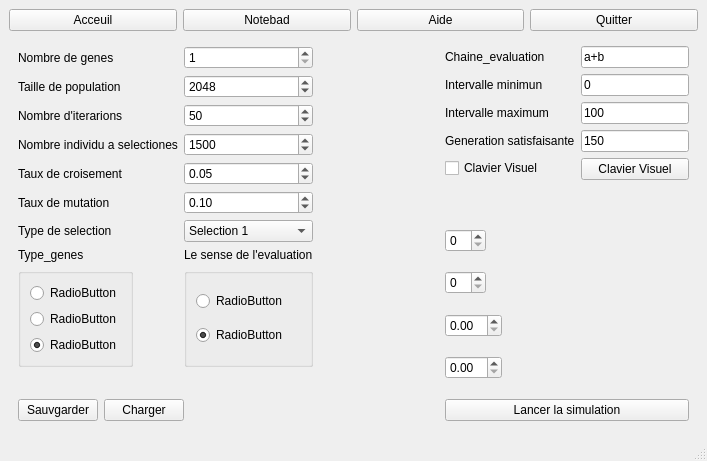
The window that AlgorithmeGenetique/OP/modelisationprblm.ui (AlgorithmeGenetiqueGenerique/Projet) describes before a commit, drawn with Qt 5.
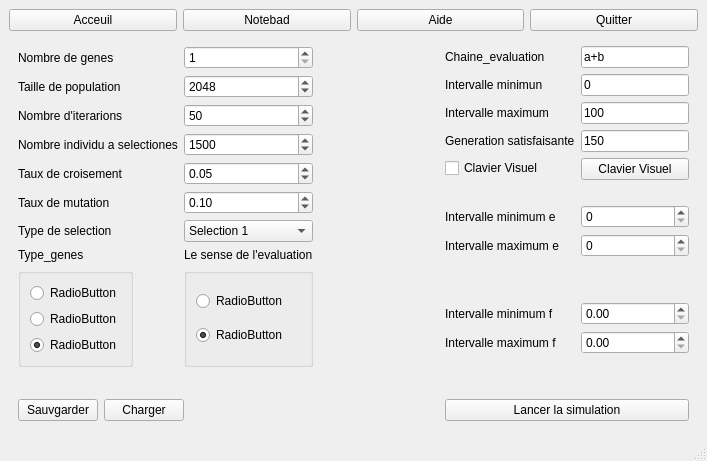
The same window after the commit.

Commit message: Ajouter les spin box pour les intervals

What changed in the file:
```diff
--- a/AlgorithmeGenetique/OP/modelisationprblm.ui
+++ b/AlgorithmeGenetique/OP/modelisationprblm.ui
@@ -161,10 +161,7 @@
             </property>
            </spacer>
           </item>
-          <item row="10" column="0">
-           <widget class="QSpinBox" name="spinBox_5"/>
-          </item>
-          <item row="10" column="1">
+          <item row="12" column="1">
            <spacer name="verticalSpacer">
             <property name="orientation">
              <enum>Qt::Vertical</enum>
@@ -177,10 +174,7 @@
             </property>
            </spacer>
           </item>
-          <item row="11" column="0">
-           <widget class="QSpinBox" name="spinBox_6"/>
-          </item>
-          <item row="11" column="1">
+          <item row="13" column="1">
            <spacer name="verticalSpacer_2">
             <property name="orientation">
              <enum>Qt::Vertical</enum>
@@ -193,10 +187,7 @@
             </property>
            </spacer>
           </item>
-          <item row="12" column="0">
-           <widget class="QDoubleSpinBox" name="doubleSpinBox_3"/>
-          </item>
-          <item row="12" column="1">
+          <item row="16" column="1">
            <spacer name="verticalSpacer_3">
             <property name="orientation">
              <enum>Qt::Vertical</enum>
@@ -209,7 +200,7 @@
             </property>
            </spacer>
           </item>
-          <item row="13" column="1">
+          <item row="17" column="1">
            <spacer name="verticalSpacer_4">
             <property name="orientation">
              <enum>Qt::Vertical</enum>
@@ -222,9 +213,46 @@
             </property>
            </spacer>
           </item>
-          <item row="13" column="0">
+          <item row="10" column="1">
+           <widget class="QSpinBox" name="spinBox_5"/>
+          </item>
+          <item row="11" column="1">
+           <widget class="QSpinBox" name="spinBox_6"/>
+          </item>
+          <item row="14" column="1">
+           <widget class="QDoubleSpinBox" name="doubleSpinBox_3"/>
+          </item>
+          <item row="15" column="1">
            <widget class="QDoubleSpinBox" name="doubleSpinBox_4"/>
           </item>
+          <item row="10" column="0">
+           <widget class="QLabel" name="label_2">
+            <property name="text">
+             <string>Intervalle minimum e</string>
+            </property>
+           </widget>
+          </item>
+          <item row="11" column="0">
+           <widget class="QLabel" name="label_3">
+            <property name="text">
+             <string>Intervalle maximum e</string>
+            </property>
+           </widget>
+          </item>
+          <item row="14" column="0">
+           <widget class="QLabel" name="label_4">
+            <property name="text">
+             <string>Intervalle minimum f</string>
+            </property>
+           </widget>
+          </item>
+          <item row="15" column="0">
+           <widget class="QLabel" name="label_5">
+            <property name="text">
+             <string>Intervalle maximum f</string>
+            </property>
+           </widget>
+          </item>
          </layout>
         </item>
         <item row="1" column="0">
```
Left out of the diff: 92 changed lines with no effect on the pictures. The commit also changes 6 other files.
